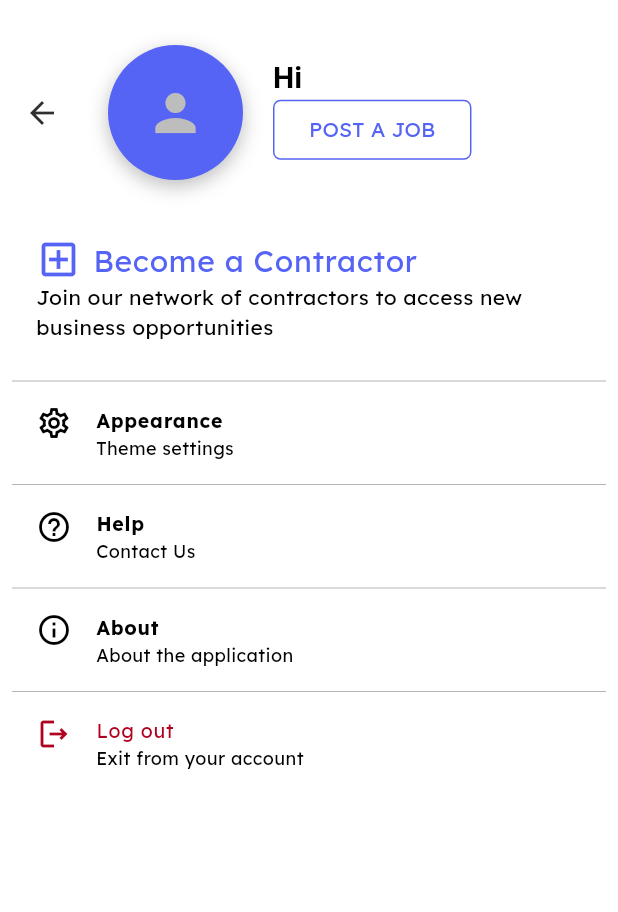
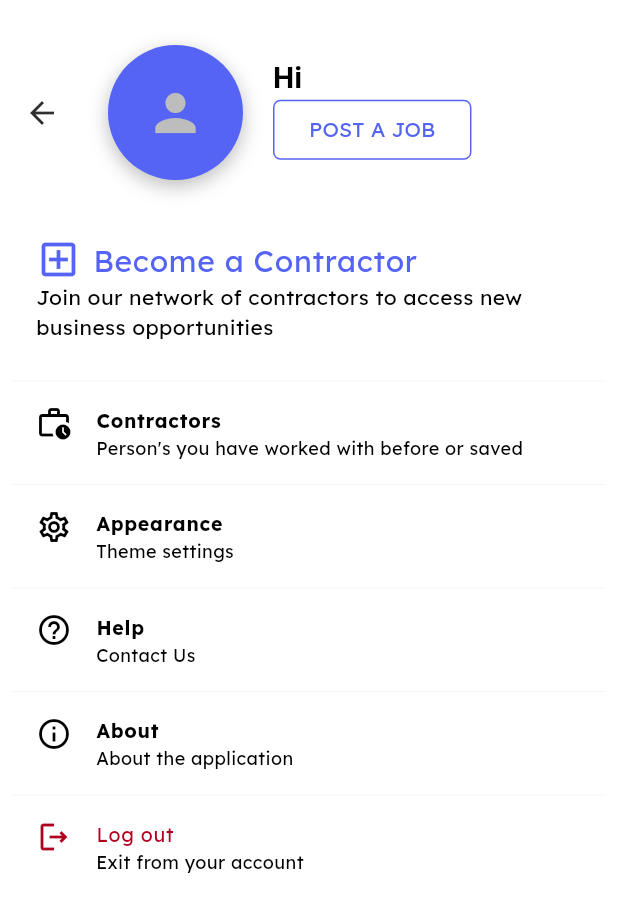
Before and after one commit to kzjstudio/bimlinkz_mobile_app, a Flutter app: the AccountScreen screen opened directly, on a phone screen of 412 x 824 dp. Shown: the top 912 px of the screen. Run offline on Flutter 3.47's test engine with Material 3 defaults, Android fonts, the phone set to English and light mode, and no system bars; our stand-ins replace badges, cloud_firestore, firebase_auth, firebase_core, firebase_messaging, firebase_storage and 8 more; accounts and stored records are empty.

```diff
--- a/lib/Controllers/auth_controller.dart
+++ b/lib/Controllers/auth_controller.dart
@@ -45,7 +45,6 @@ class AuthController extends GetxController {
           Get.offAll(() => EmailConfirmationScreen(email: user.email!));
         }
       } else {
-        // If the user does not exist in Firestore, sign out and show the login screen
         signOut();
       }
     }
--- a/lib/screens/mobile/account_screen.dart
+++ b/lib/screens/mobile/account_screen.dart
@@ -5,6 +5,7 @@ import 'package:bimlinkz_mobile_app/Controllers/user_profile_controller.dart';
 import 'package:bimlinkz_mobile_app/screens/mobile/about_us_screen.dart';
 import 'package:bimlinkz_mobile_app/screens/mobile/contact_us_screen.dart';
 import 'package:bimlinkz_mobile_app/screens/mobile/contractor_form_screen.dart';
+import 'package:bimlinkz_mobile_app/screens/mobile/contractor_screen.dart';
 import 'package:bimlinkz_mobile_app/screens/mobile/jobpost_screen.dart';
 import 'package:bimlinkz_mobile_app/screens/mobile/preferences.dart';
 import 'package:bimlinkz_mobile_app/theme.dart';
@@ -160,6 +161,7 @@ class _AccountScreenState extends State<AccountScreen> {
                   () => UserProfileController.instance.isContractor.isFalse
                       ? ListTile(
                           onTap: () {
+                            //TODO: need to add a way for users to edit their contractor profile
                             Get.to(() => ContractorForm(),
                                 transition: Transition.rightToLeftWithFade);
                           },
@@ -170,9 +172,7 @@ class _AccountScreenState extends State<AccountScreen> {
                                 color: AppColors.primary,
                                 size: 30,
                               ),
-                              SizedBox(
-                                  width:
-                                      8), // Space between the icon and the text
+                              SizedBox(width: 8),
                               Text(
                                 'Become a Contractor',
                                 style: TextStyle(
@@ -187,22 +187,20 @@ class _AccountScreenState extends State<AccountScreen> {
                 const SizedBox(
                   height: 10,
                 ),
-                Divider(
+                const Divider(
                   thickness: .2,
-                  color: Theme.of(context).colorScheme.shadow,
                 ),
-                // ListButton(
-                //     tapped: () {
-                //       Get.to(() => ContractorsPage(),
-                //           transition: Transition.rightToLeftWithFade);
-                //     },
-                //     icon: Icons.work_history_outlined,
-                //     title: 'Contractors',
-                //     subTitle: "Person's you have worked with before "),
-                // Divider(
-                //   thickness: .2,
-                //   color: Theme.of(context).colorScheme.shadow,
-                // ),
+                ListButton(
+                    tapped: () {
+                      Get.to(() => ContractorsPage(),
+                          transition: Transition.rightToLeftWithFade);
+                    },
+                    icon: Icons.work_history_outlined,
+                    title: 'Contractors',
+                    subTitle: "Person's you have worked with before or saved "),
+                const Divider(
+                  thickness: .2,
+                ),
                 ListButton(
                     tapped: () {
                       Get.to(() => const PreferencesPage(),
@@ -211,9 +209,8 @@ class _AccountScreenState extends State<AccountScreen> {
                     icon: Icons.settings_outlined,
                     title: 'Appearance',
                     subTitle: 'Theme settings'),
-                Divider(
+                const Divider(
                   thickness: .2,
-                  color: Theme.of(context).colorScheme.shadow,
                 ),
                 ListButton(
                     tapped: () {
@@ -223,9 +220,8 @@ class _AccountScreenState extends State<AccountScreen> {
                     icon: Icons.help_outline_outlined,
                     title: 'Help',
                     subTitle: 'Contact Us'),
-                Divider(
+                const Divider(
                   thickness: .2,
-                  color: Theme.of(context).colorScheme.shadow,
                 ),
                 ListButton(
                     tapped: () {
@@ -235,9 +231,8 @@ class _AccountScreenState extends State<AccountScreen> {
                     icon: Icons.info_outline,
                     title: 'About',
                     subTitle: 'About the application'),
-                Divider(
+                const Divider(
                   thickness: .2,
-                  color: Theme.of(context).colorScheme.shadow,
                 ),
                 GestureDetector(
                   onTap: () {
--- a/lib/screens/mobile/loginScreen.dart
+++ b/lib/screens/mobile/loginScreen.dart
@@ -53,7 +53,6 @@ class _LoginScreenState extends State<LoginScreen> {
                         ),
                         const SizedBox(height: 20),
                         Card(
-                          color: const Color(0xffffF0F1FF),
                           elevation: 10,
                           child: Padding(
                             padding: const EdgeInsets.all(20.0),
```
Also changed, not shown: 1 other file.
